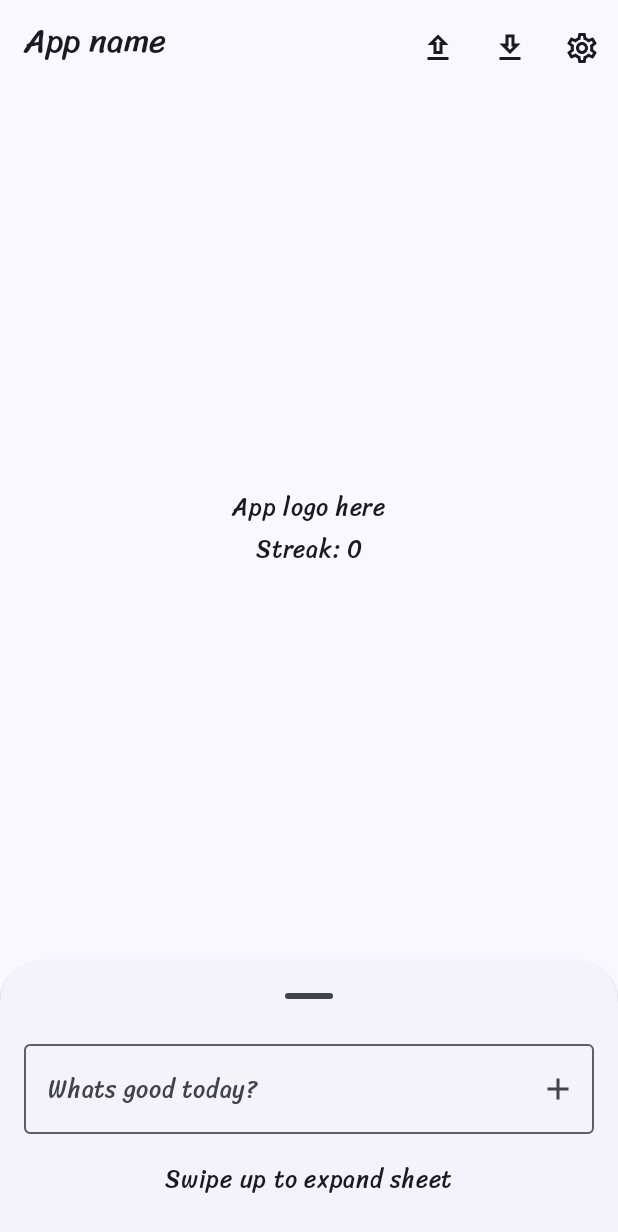
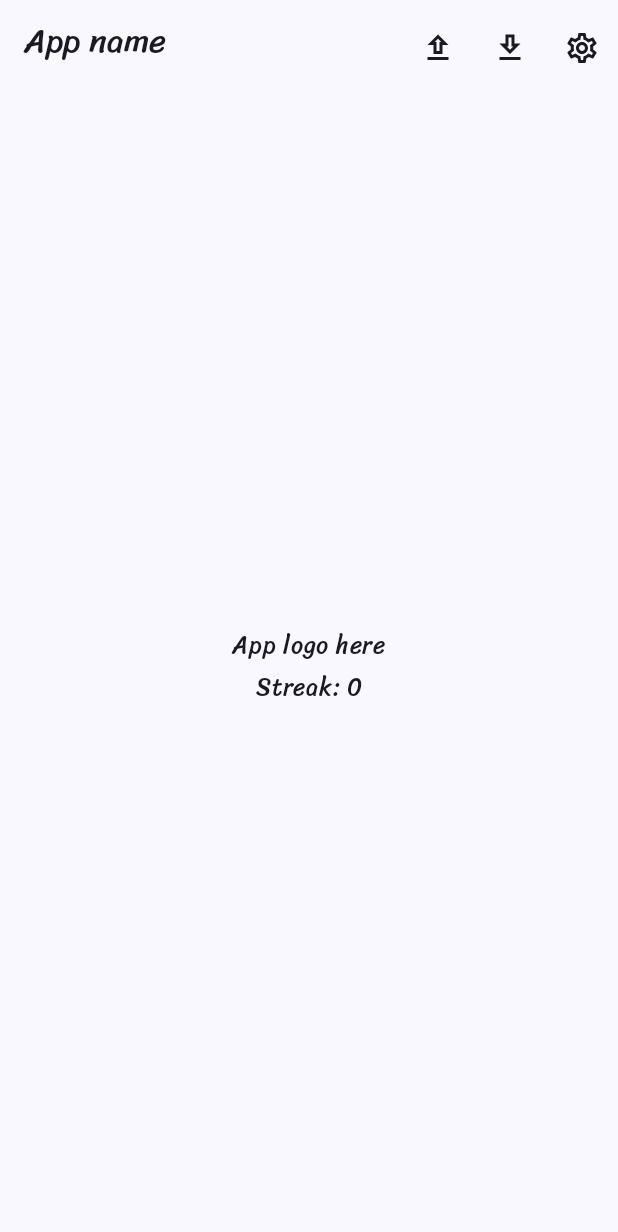
Before and after one commit to tanakornsss/Luminality-Preview, an Android app built with Jetpack Compose: the screen it shows after launch (MainActivity), on a phone screen of 412 x 824 dp. Shown: the top 1232 px of the screen. Run offline under Robolectric (Android 15) with nearby library versions, the phone set to English and light mode, and no system bars; our stand-ins replace Room's generated code.

Commit message:
Change ui layout to swipe left right

```diff
--- a/app/src/main/java/dev/tanakornsss/luminality/ui/screen/NewJournalScreen.kt
+++ b/app/src/main/java/dev/tanakornsss/luminality/ui/screen/NewJournalScreen.kt
@@ -4,10 +4,10 @@ import android.net.Uri
 import androidx.activity.compose.rememberLauncherForActivityResult
 import androidx.activity.result.contract.ActivityResultContracts
 import androidx.compose.foundation.layout.Arrangement
+import androidx.compose.foundation.layout.Box
 import androidx.compose.foundation.layout.Column
 import androidx.compose.foundation.layout.Row
 import androidx.compose.foundation.layout.Spacer
-import androidx.compose.foundation.layout.fillMaxHeight
 import androidx.compose.foundation.layout.fillMaxSize
 import androidx.compose.foundation.layout.fillMaxWidth
 import androidx.compose.foundation.layout.height
@@ -15,17 +15,15 @@ import androidx.compose.foundation.layout.padding
 import androidx.compose.foundation.lazy.LazyColumn
 import androidx.compose.foundation.lazy.items
 import androidx.compose.material.icons.Icons
-import androidx.compose.material.icons.filled.Add
 import androidx.compose.material.icons.outlined.Delete
 import androidx.compose.material.icons.outlined.Download
 import androidx.compose.material.icons.outlined.Settings
 import androidx.compose.material.icons.outlined.Upload
-import androidx.compose.material3.BottomSheetScaffold
 import androidx.compose.material3.ExperimentalMaterial3Api
 import androidx.compose.material3.Icon
 import androidx.compose.material3.IconButton
 import androidx.compose.material3.MaterialTheme
-import androidx.compose.material3.OutlinedTextField
+import androidx.compose.material3.Scaffold
 import androidx.compose.material3.Text
 import androidx.compose.material3.TopAppBar
 import androidx.compose.material3.rememberBottomSheetScaffoldState
@@ -85,23 +83,27 @@ fun NewJournalScreen(
         }
     )
 
-    BottomSheetScaffold(
-        scaffoldState = scaffoldState,
-        sheetPeekHeight = 184.dp,
+    Scaffold(
+        modifier = Modifier.fillMaxSize(),
         topBar = {
             TopAppBar(
-                title =
-                    {
+                title = {
                     Row(
                         modifier = Modifier.fillMaxWidth(),
                         horizontalArrangement = Arrangement.SpaceBetween
                     ) {
                         Text("App name")
                         Row {
-                                IconButton(onClick = { exportLauncher.launch("LuminalityBackup.json") }) {
+                            IconButton(
+                                onClick = {
+                                    exportLauncher.launch("LuminalityBackup.json")
+                                }
+                            ) {
                                 Icon(Icons.Outlined.Upload, null)
                             }
-                                IconButton(onClick = { importLauncher.launch("application/json") }) {
+                            IconButton(
+                                onClick = { importLauncher.launch("application/json") }
+                            ) {
                                 Icon(Icons.Outlined.Download, null)
                             }
                             IconButton(onClick = { }) {
@@ -111,58 +113,21 @@ fun NewJournalScreen(
                     }
                 }
             )
-        },
-        sheetContent = {
-            Column(Modifier
-                .fillMaxWidth()
-                .fillMaxHeight()) {
-                Column(
-                    modifier = Modifier.fillMaxWidth(),
-                    horizontalAlignment = Alignment.CenterHorizontally
-                ) {
-                    OutlinedTextField(
-                        modifier = Modifier
-                            .fillMaxWidth()
-                            .padding(horizontal = 16.dp)
-                        ,
-                        value = textFieldValue,
-                        onValueChange = { textFieldValue = it },
-                        singleLine = true,
-                        label = {
-                            Text("Whats good today?")
-                        },
-                        trailingIcon = {
-                            IconButton(onClick = {
-                                journalViewModel.addEntry(textFieldValue)
-                                textFieldValue = ""
         }
-                            ) {
-                                Icon(Icons.Filled.Add, null)
-                            }
-                        }
-                    )
-                    Spacer(Modifier.height(16.dp))
-                    Text("Swipe up to expand sheet")
-                }
-                BottomContent(
-                    journalViewModel = journalViewModel,
-                    onDelete = { entry ->
-                        pendingDeleteJournal = entry
-                        showDeleteDialog = true
-                    }
-                )
-            }
-        },
     ) { innerPadding ->
-        Column(
+        Box(
             modifier = Modifier
                 .fillMaxSize()
                 .padding(innerPadding),
-            horizontalAlignment = Alignment.CenterHorizontally,
-            verticalArrangement = Arrangement.Center
+        ) {
+            Column(
+                modifier = Modifier.fillMaxSize(),
+                verticalArrangement = Arrangement.Center,
+                horizontalAlignment = Alignment.CenterHorizontally
             ) {
                 Text("App logo here")
                 Text("Streak: ${streak.currentStreak}")
+            }
         }
     }
 }
```
Lines whose indentation alone changed are shown as unchanged.
